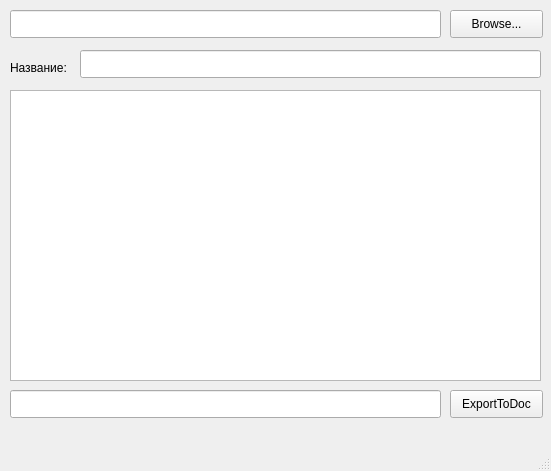
Before: the Qt Designer form mainwindow.ui in kei91/SrtToContinuityListConverter, drawn with Qt 5.
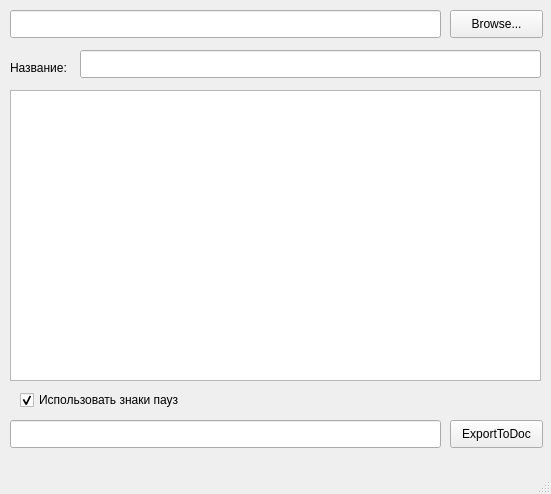
After: the same form once the commit is applied.

Diff of the .ui file:
```diff
--- a/mainwindow.ui
+++ b/mainwindow.ui
@@ -7,7 +7,7 @@
     <x>0</x>
     <y>0</y>
     <width>551</width>
-    <height>471</height>
+    <height>494</height>
    </rect>
   </property>
   <property name="windowTitle">
@@ -31,7 +31,7 @@
     <property name="geometry">
      <rect>
       <x>450</x>
-      <y>390</y>
+      <y>420</y>
       <width>93</width>
       <height>28</height>
      </rect>
@@ -54,7 +54,7 @@
     <property name="geometry">
      <rect>
       <x>10</x>
-      <y>390</y>
+      <y>420</y>
       <width>431</width>
       <height>28</height>
      </rect>
@@ -93,6 +93,22 @@
      </rect>
     </property>
    </widget>
+   <widget class="QCheckBox" name="EnablePause">
+    <property name="geometry">
+     <rect>
+      <x>20</x>
+      <y>390</y>
+      <width>171</width>
+      <height>20</height>
+     </rect>
+    </property>
+    <property name="text">
+     <string>Использовать знаки пауз</string>
+    </property>
+    <property name="checked">
+     <bool>true</bool>
+    </property>
+   </widget>
   </widget>
   <widget class="QMenuBar" name="menubar">
    <property name="geometry">
```
Left out of the diff: 2 changed lines with no effect on the pictures.
